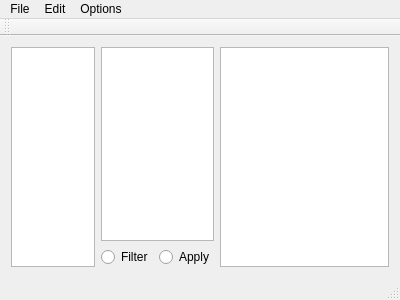
Old version of the form main_window.ui in the repository aardvarkk/samplicity.
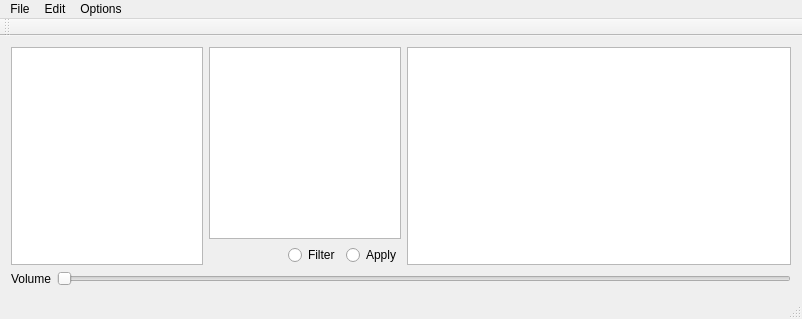
New version of the form.

Commit message: Add volume control. Fix samples not opening due to incorrect mapping of samples in proxy model.

```diff
--- a/main_window.ui
+++ b/main_window.ui
@@ -2,19 +2,26 @@
 <ui version="4.0">
  <class>MainWindow</class>
  <widget class="QMainWindow" name="MainWindow">
-  <property name="geometry">
-   <rect>
-    <x>0</x>
-    <y>0</y>
-    <width>400</width>
-    <height>300</height>
-   </rect>
-  </property>
   <property name="windowTitle">
    <string>Samplicity</string>
   </property>
   <widget class="QWidget" name="centralWidget">
+   <layout class="QVBoxLayout" name="verticalLayout">
+    <item>
+     <widget class="QWidget" name="controlWidget" native="true">
    <layout class="QHBoxLayout" name="horizontalLayout_2">
+       <property name="leftMargin">
+        <number>0</number>
+       </property>
+       <property name="topMargin">
+        <number>0</number>
+       </property>
+       <property name="rightMargin">
+        <number>0</number>
+       </property>
+       <property name="bottomMargin">
+        <number>0</number>
+       </property>
     <item>
      <widget class="QTreeView" name="dirsTreeView">
       <property name="sizePolicy">
@@ -77,6 +84,19 @@
           <property name="bottomMargin">
            <number>0</number>
           </property>
+             <item>
+              <spacer name="horizontalSpacer">
+               <property name="orientation">
+                <enum>Qt::Horizontal</enum>
+               </property>
+               <property name="sizeHint" stdset="0">
+                <size>
+                 <width>40</width>
+                 <height>20</height>
+                </size>
+               </property>
+              </spacer>
+             </item>
           <item>
            <widget class="QRadioButton" name="filterRadioButton">
             <property name="text">
@@ -114,13 +134,56 @@
      </widget>
     </item>
    </layout>
+      <zorder>samplesTreeView</zorder>
+      <zorder>tagsTreeView</zorder>
+      <zorder>applyRadioButton</zorder>
+      <zorder>dirsTreeView</zorder>
+      <zorder>filterRadioButton</zorder>
+      <zorder>tags</zorder>
+      <zorder>samplesTreeView</zorder>
+      <zorder>dirsTreeView</zorder>
+     </widget>
+    </item>
+    <item>
+     <widget class="QWidget" name="volumeWidget" native="true">
+      <layout class="QHBoxLayout" name="horizontalLayout">
+       <property name="leftMargin">
+        <number>0</number>
+       </property>
+       <property name="topMargin">
+        <number>0</number>
+       </property>
+       <property name="rightMargin">
+        <number>0</number>
+       </property>
+       <property name="bottomMargin">
+        <number>0</number>
+       </property>
+       <item>
+        <widget class="QLabel" name="volumeLabel">
+         <property name="text">
+          <string>Volume</string>
+         </property>
+        </widget>
+       </item>
+       <item>
+        <widget class="QSlider" name="volumeSlider">
+         <property name="orientation">
+          <enum>Qt::Horizontal</enum>
+         </property>
+        </widget>
+       </item>
+      </layout>
+     </widget>
+    </item>
+   </layout>
   </widget>
   <widget class="QMenuBar" name="menuBar">
    <property name="geometry">
     <rect>
      <x>0</x>
      <y>0</y>
-     <width>400</width>
+     <width>798</width>
      <height>21</height>
     </rect>
    </property>
```
Lines whose indentation alone changed are shown as unchanged. The commit also changes 4 other files.
